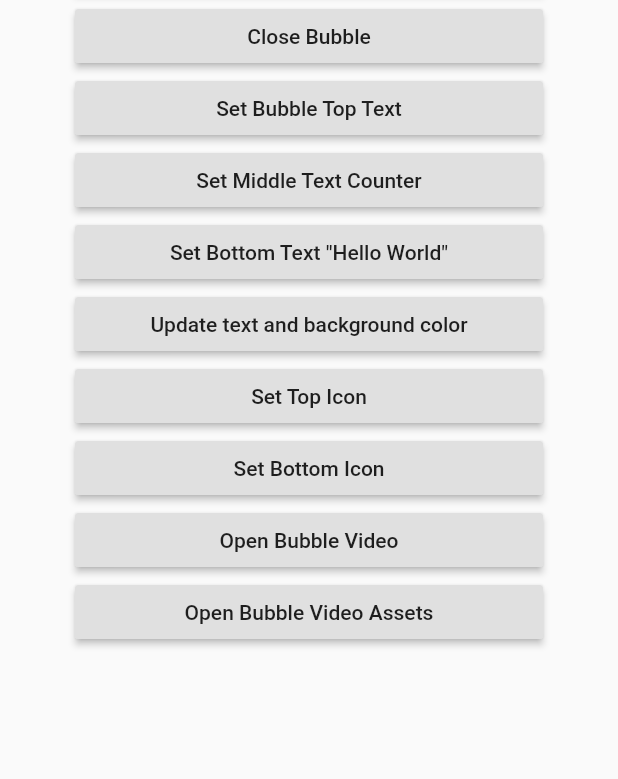
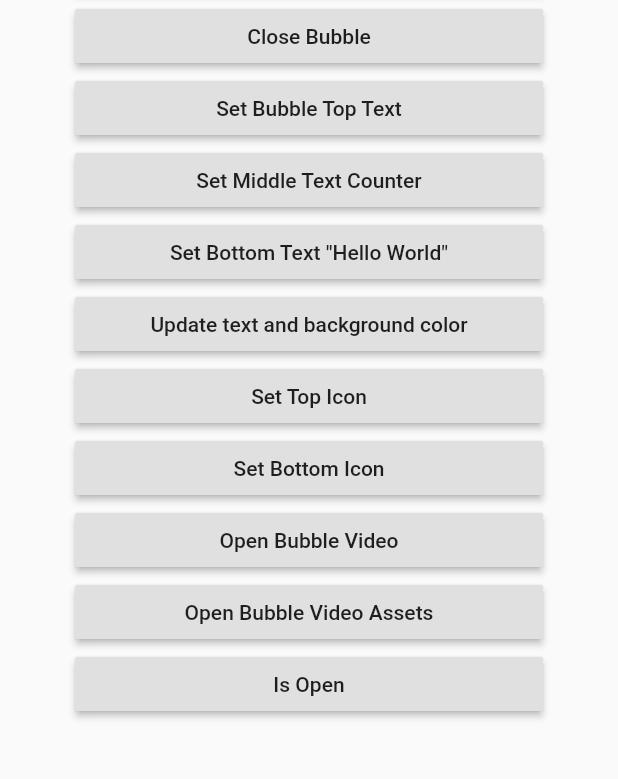
Before and after one commit to KohlsAdrian/bubble_overlay, a Flutter app: the screen it shows after launch, after a tap on "Open Bubble Video", on a phone screen of 412 x 824 dp, the part 231-1010 px from its top. Run offline on Flutter 3.47's test engine with Material 2 defaults, Android fonts, the light colour scheme and no system bars.

Commit message:
general modify and test on main (quick commit)

```diff
--- a/example/lib/main.dart
+++ b/example/lib/main.dart
@@ -82,7 +82,7 @@ class _Home extends State<Home> {
   void openBubbleVideo() async {
     String url =
         'https://commondatastorage.googleapis.com/gtv-videos-bucket/sample/BigBuckBunny.mp4';
-    bubbleOverlay.openVideoBubble(url);
+    bubbleOverlay.openVideoBubble(url, startTimeInMilliseconds: 15000, controlsType: ControlsType.MINIMAL);
   }
 
   void openBubbleVideoAssets() async {
@@ -138,6 +138,10 @@ class _Home extends State<Home> {
                 child: Text('Open Bubble Video Assets'),
                 onPressed: openBubbleVideoAssets,
               ),
+              RaisedButton(
+                child: Text('Is Open'),
+                onPressed: () => print(bubbleOverlay.isOpen),
+              ),
             ],
           ),
         ),
```
Also changed, not shown: pubspec.lock (added), 2 other files.
